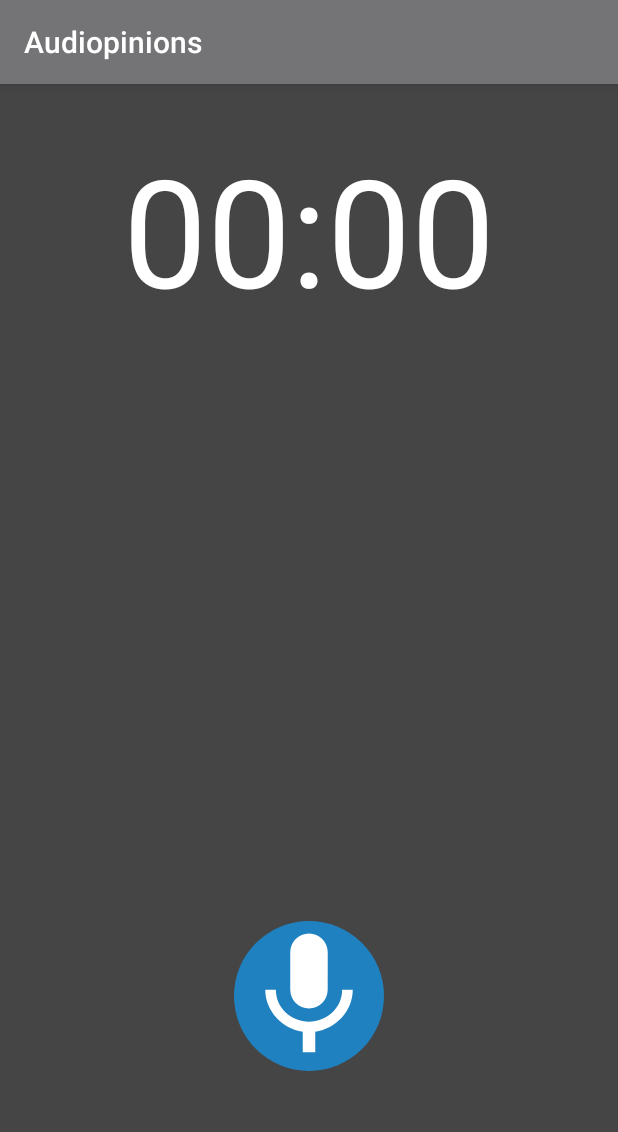
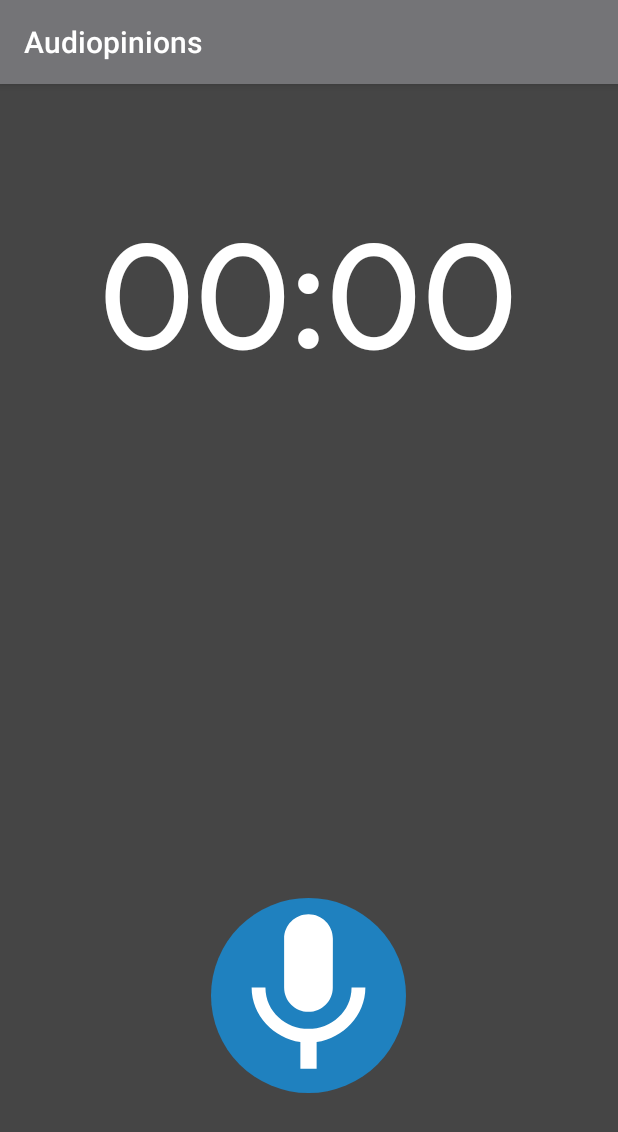
Before and after one commit to eromeroa/Audiopinions, an Android app: the screen it shows after launch (MainActivity), on a phone screen of 412 x 824 dp. Shown: the top 1132 px of the screen. Run offline under Robolectric (Android 15) with nearby library versions, the phone set to English and light mode, and no system bars.

Commit message:
Añadida animación para todos los botones y reestructuración general del layout

```diff
--- a/app/src/main/java/com/example/android/audiopinions/MainActivity.java
+++ b/app/src/main/java/com/example/android/audiopinions/MainActivity.java
@@ -6,11 +6,13 @@ import android.os.Bundle;
 import android.view.View;
 import android.widget.Button;
 import android.widget.Chronometer;
+import android.widget.ImageButton;
 
 public class MainActivity extends AppCompatActivity {
     private Chronometer chrono;
     private long pauseOffset;
     private boolean running;
+    private ImageButton botonCentral;
     private Button botonIzquierdo;
     private Button botonDerecho;
 
@@ -20,6 +22,7 @@ public class MainActivity extends AppCompatActivity {
         setContentView(R.layout.activity_main);
 
         chrono = findViewById(R.id.chronometer);
+        botonCentral = findViewById(R.id.botonCentral);
         botonDerecho = findViewById(R.id.botonSend);
         botonIzquierdo = findViewById(R.id.botonDelete);
     }
@@ -29,12 +32,14 @@ public class MainActivity extends AppCompatActivity {
             chrono.setBase(SystemClock.elapsedRealtime() - pauseOffset);
             chrono.start();
             running = true;
+            botonCentral.setImageResource(R.drawable.stop_icon);
         }
         else{
             chrono.stop();
             pauseOffset = SystemClock.elapsedRealtime() - chrono.getBase();
             botonIzquierdo.setVisibility(View.VISIBLE);
             botonDerecho.setVisibility(View.VISIBLE);
+            botonCentral.setImageResource(R.drawable.play_icon);
         }
     }
 
@@ -44,5 +49,6 @@ public class MainActivity extends AppCompatActivity {
         running = false;
         botonIzquierdo.setVisibility(View.INVISIBLE);
         botonDerecho.setVisibility(View.INVISIBLE);
+        botonCentral.setImageResource(R.drawable.mic_icon);
     }
 }
--- a/app/src/main/res/drawable/rounded_button.xml
+++ b/app/src/main/res/drawable/button.xml
@@ -1,3 +1,4 @@
 <shape xmlns:android="http://schemas.android.com/apk/res/android"
+    android:tint="@color/colorAccent"
     android:shape="oval">
 </shape>
--- /dev/null
+++ b/app/src/main/res/drawable/button_animation.xml
@@ -0,0 +1,6 @@
+<selector xmlns:android="http://schemas.android.com/apk/res/android">
+    <item android:state_focused="true" android:state_pressed="false" android:drawable="@drawable/button"/>
+    <item android:state_focused="true" android:state_pressed="true" android:drawable="@drawable/button_pressed"/>
+    <item android:state_focused="false" android:state_pressed="false" android:drawable="@drawable/button"/>
+    <item android:state_focused="false" android:state_pressed="true" android:drawable="@drawable/button_pressed"/>
+</selector>
--- /dev/null
+++ b/app/src/main/res/drawable/button_pressed.xml
@@ -0,0 +1,4 @@
+<shape xmlns:android="http://schemas.android.com/apk/res/android"
+    android:tint="#005a96"
+    android:shape="oval">
+</shape>
--- /dev/null
+++ b/app/src/main/res/drawable/play_icon.xml
@@ -0,0 +1,5 @@
+<vector android:height="24dp" android:tint="#FFFFFF"
+    android:viewportHeight="24.0" android:viewportWidth="24.0"
+    android:width="24dp" xmlns:android="http://schemas.android.com/apk/res/android">
+    <path android:fillColor="#FF000000" android:pathData="M8,5v14l11,-7z"/>
+</vector>
--- /dev/null
+++ b/app/src/main/res/drawable/stop_icon.xml
@@ -0,0 +1,5 @@
+<vector android:height="24dp" android:tint="#FFFFFF"
+    android:viewportHeight="24.0" android:viewportWidth="24.0"
+    android:width="24dp" xmlns:android="http://schemas.android.com/apk/res/android">
+    <path android:fillColor="#FF000000" android:pathData="M6,6h12v12H6z"/>
+</vector>
--- a/app/src/main/res/layout/activity_main.xml
+++ b/app/src/main/res/layout/activity_main.xml
@@ -1,7 +1,7 @@
 <?xml version="1.0" encoding="utf-8"?>
 <android.support.constraint.ConstraintLayout
     xmlns:android="http://schemas.android.com/apk/res/android"
-    xmlns:app="http://schemas.android.com/apk/res-auto"
+
     xmlns:tools="http://schemas.android.com/tools"
     android:layout_width="match_parent"
     android:layout_height="match_parent"
@@ -18,12 +18,13 @@
             android:orientation="vertical">
             <Chronometer
                 android:id="@+id/chronometer"
+                android:fontFamily="@font/product_sans_regular"
                 android:layout_width="wrap_content"
                 android:layout_height="wrap_content"
                 android:layout_gravity="center"
                 android:textSize="100sp"
                 android:textColor="#ffffff"
-                android:layout_margin="30dp">
+                android:layout_marginTop="80dp">
 
             </Chronometer>
 
@@ -33,47 +34,66 @@
             android:layout_height="0dp"
             android:layout_width="match_parent"
             android:orientation="horizontal">
+
+            <LinearLayout
+                android:layout_gravity="center"
+                android:layout_weight="1"
+                android:layout_width="wrap_content"
+                android:layout_height="wrap_content"
+                android:layout_marginStart="20dp"
+                android:orientation="vertical">
                 <Button
+                    android:gravity="center"
                     android:visibility="invisible"
                     android:id="@+id/botonDelete"
                     android:onClick="deleteAudio"
                     android:text="Delete"
-                android:layout_gravity="center_vertical"
-                android:layout_margin="10sp"
-                android:layout_weight="1"
-                android:layout_width="wrap_content"
-                android:layout_height="wrap_content">
+                    android:textColor="#ffffff"
+                    android:layout_gravity="center"
+                    android:background="@drawable/button_animation"
+                    android:layout_width="75dp"
+                    android:layout_height="75dp">
                 </Button>
+            </LinearLayout>
 
             <LinearLayout
                 android:id="@+id/container"
                 android:layout_gravity="center"
-                android:layout_width="100dp"
-                android:layout_height="100dp"
-                android:background="?attr/selectableItemBackground"
-                >
+                android:layout_weight="1"
+                android:layout_width="wrap_content"
+                android:layout_height="130dp"
+                android:orientation="vertical">
 
                 <ImageButton
+                    android:layout_gravity="center"
                     android:onClick="startChronometer"
                     android:id="@+id/botonCentral"
-                    android:layout_width="match_parent"
-                    android:layout_height="match_parent"
+                    android:layout_width="130dp"
+                    android:layout_height="130dp"
                     android:scaleType="fitXY"
                     android:src="@drawable/mic_icon"
-                    android:backgroundTint="@color/colorAccent"
-                    android:background="@drawable/rounded_button"/>
+                    android:background="@drawable/button_animation"/>
             </LinearLayout>
 
+            <LinearLayout
+                android:layout_gravity="center"
+                android:layout_weight="1"
+                android:layout_width="wrap_content"
+                android:layout_height="wrap_content"
+                android:layout_marginEnd="20dp"
+                android:orientation="vertical">
                 <Button
+                    android:gravity="center"
                     android:visibility="invisible"
                     android:id="@+id/botonSend"
                     android:text="Send"
-                android:layout_gravity="center_vertical"
-                android:layout_margin="10sp"
-                android:layout_weight="1"
-                android:layout_width="wrap_content"
-                android:layout_height="wrap_content">
+                    android:textColor="#ffffff"
+                    android:layout_gravity="center"
+                    android:background="@drawable/button_animation"
+                    android:layout_width="75dp"
+                    android:layout_height="75dp">
                 </Button>
+            </LinearLayout>
 
 
         </LinearLayout>
```
Also changed, not shown: app/src/main/res/drawable/mic_icon.png (deleted), app/src/main/res/font/product_sans_regular.ttf (added). Lines whose indentation alone changed are shown as unchanged.
